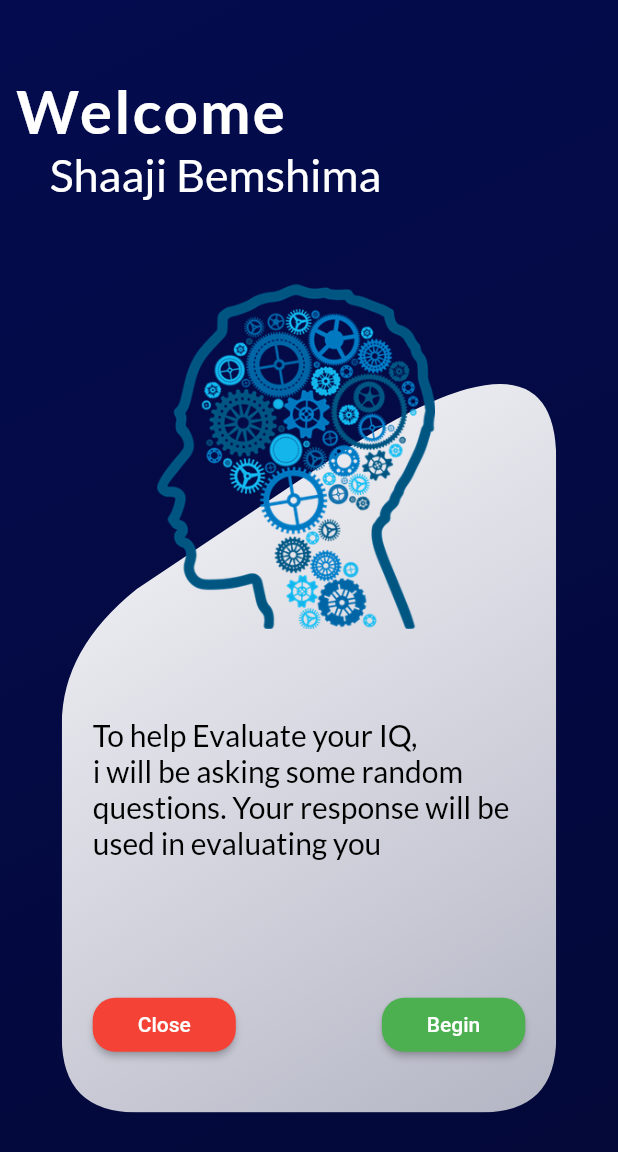
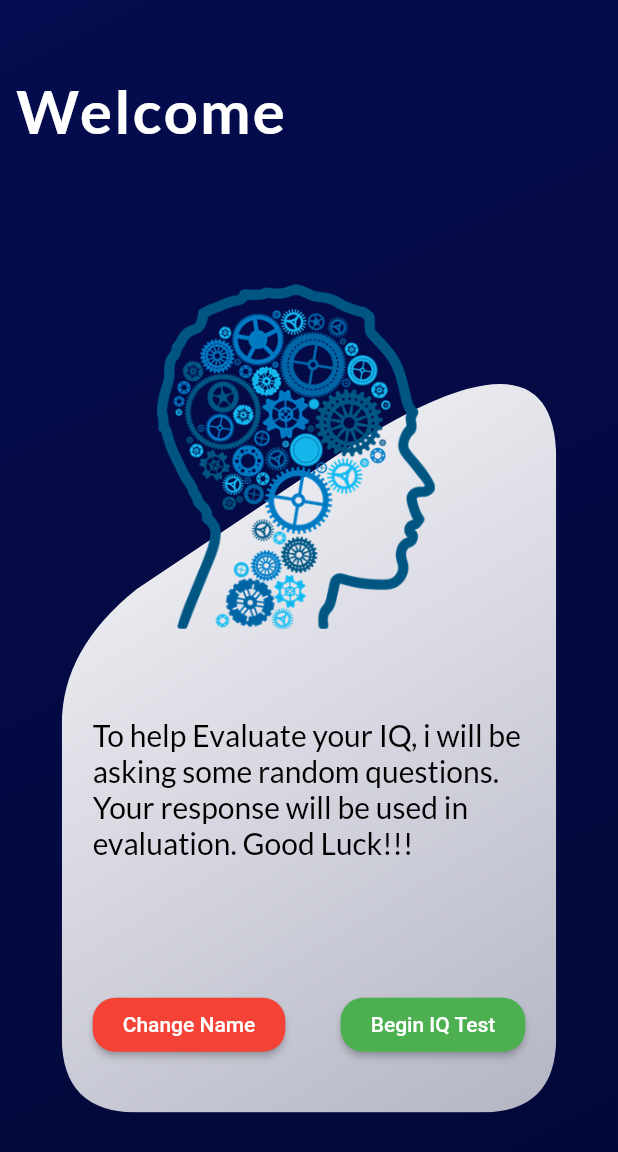
Before and after one commit to hngi/avengers-stage-2-mobile, a Flutter app: the HomeScreen screen opened directly, on a phone screen of 412 x 824 dp. Shown: the top 1152 px of the screen. Run offline on Flutter 3.47's test engine with Material 2 defaults, Android fonts, the phone set to English and light mode, and no system bars; our stand-ins replace shared_preferences; missing offline and left inert: flutter_circular_chart; accounts and stored records are empty; Roboto replaces fonts that are missing (Loto).

Commit message:
Added Home Screen

```diff
--- a/brainy/lib/page/home.dart
+++ b/brainy/lib/page/home.dart
@@ -1,15 +1,37 @@
+import 'dart:math' as math;
 import 'package:brainy/page/questions_page.dart';
+import 'package:brainy/page/welcome.dart';
 import 'package:brainy/theme/theme.dart';
 import 'package:flutter/material.dart';
+import 'package:shared_preferences/shared_preferences.dart';
 
-class HomeScreen extends StatelessWidget {
-  route({routeTo, context}) {
+
+
+class HomeScreen extends StatefulWidget {
+
+  @override
+  _HomeScreenState createState() => _HomeScreenState();
+}
+
+class _HomeScreenState extends State<HomeScreen> {
+  String name;
+  SharedPreferences sharedPrefs;
+@override
+void initState() {
+  super.initState();
+  SharedPreferences.getInstance().then((prefs) {
+    setState(() => sharedPrefs = prefs);
+  });
+}
+
+  route({routeTo, context}) async{
     if (routeTo == "welcome") {
       Navigator.of(context).pushReplacement(MaterialPageRoute(
-          builder: (ctx) => QuestionsPage(username: "username")));
+          builder: (ctx) => WelcomeScreen()));
     } else if (routeTo == "IQTest") {
+      SharedPreferences pref = await SharedPreferences.getInstance();
       Navigator.of(context).pushReplacement(MaterialPageRoute(
-          builder: (ctx) => QuestionsPage(username: "username")));
+          builder: (ctx) => QuestionsPage(username: pref.getString("username"))));
     }else{
       // alert no route found
     }
@@ -18,6 +40,7 @@ class HomeScreen extends StatelessWidget {
   @override
   Widget build(BuildContext context) {
     final mediaQuery = MediaQuery.of(context);
+
     return Scaffold(
       body: Container(
         decoration: BoxDecoration(gradient: gradientBg),
@@ -34,7 +57,7 @@ class HomeScreen extends StatelessWidget {
                   text: "Welcome",
                   style: Theme.of(context).textTheme.headline1),
               TextSpan(
-                  text: "\n \t\t Shaaji Bemshima",
+                  text: "\n \t\t ${sharedPrefs==null? '' : sharedPrefs.getString("username")}",
                   style: Theme.of(context).textTheme.headline2),
             ])),
           ),
@@ -61,10 +84,14 @@ class HomeScreen extends StatelessWidget {
           Positioned(
             top: mediaQuery.size.height * .23,
             left: mediaQuery.size.width * .2,
-            child: Image(
-              width: 230,
-              height: 230,
-              image: ExactAssetImage("assets/brain.png"),
+            child: Transform(
+              alignment: Alignment.center,
+               transform: Matrix4.rotationY(math.pi),
+                          child: Image(
+                width: 230,
+                height: 230,
+                image: ExactAssetImage("assets/brain.png"),
+              ),
             ),
           ),
           Positioned(
@@ -76,7 +103,7 @@ class HomeScreen extends StatelessWidget {
               children: <Widget>[
                 Center(
                   child: Text(
-                    "To help Evaluate your IQ,\ni will be asking some random questions. Your response will be used in evaluating you",
+                    "To help Evaluate your IQ, i will be asking some random questions. Your response will be used in evaluation. Good Luck!!!",
                     style: TextStyle(
                         color: Colors.black, fontSize: 20, fontFamily: 'Lato'),
                   ),
@@ -95,23 +122,23 @@ class HomeScreen extends StatelessWidget {
                 RaisedButton(
                   color: Theme.of(context).colorScheme.error,
                   textColor: Theme.of(context).colorScheme.secondary,
-                  padding: EdgeInsets.symmetric(horizontal: 30),
+                  padding: EdgeInsets.symmetric(horizontal: 20),
                   shape: RoundedRectangleBorder(
                     borderRadius: BorderRadius.circular(15),
                   ),
                   onPressed: ()=>route(routeTo: "welcome", context: context),
-                  child: Text("Close"),
+                  child: Text("Change Name"),
                 ),
                 RaisedButton(
 
                   color: Colors.green,
                   textColor: Theme.of(context).colorScheme.secondary,
-                  padding: EdgeInsets.symmetric(horizontal: 30),
+                  padding: EdgeInsets.symmetric(horizontal: 20),
                   shape: RoundedRectangleBorder(
                     borderRadius: BorderRadius.circular(15),
                   ),
                   onPressed: ()=>route(routeTo: "IQTest", context: context),
-                  child: Text("Begin"),
+                  child: Text("Begin IQ Test"),
                 ),
               ],
             ),
--- a/brainy/lib/page/result.dart
+++ b/brainy/lib/page/result.dart
@@ -1,7 +1,7 @@
 import 'dart:ui';
 
 import 'package:brainy/page/about_app.dart';
-import 'package:brainy/page/welcome.dart';
+import 'package:brainy/page/home.dart';
 import 'package:flutter/material.dart';
 import 'package:flutter_circular_chart/flutter_circular_chart.dart';
 
@@ -27,6 +27,7 @@ class _ResultPageState extends State<ResultPage> {
 
   @override
   void initState() {
+    print("The total Score am getting is : ${widget.totalScore}");
     correctScorePer = (widget.correctScore / widget.totalScore) * 150.0;
 
     wrongScorePer = (widget.wrongScore / widget.totalScore) * 150.0;
@@ -137,7 +138,7 @@ class _ResultPageState extends State<ResultPage> {
                           Navigator.of(context).pushReplacement(
                               MaterialPageRoute(
                                   builder: (BuildContext context) =>
-                                      (WelcomeScreen())));
+                                      (HomeScreen())));
                         },
                         child: Container(
                           width: MediaQuery.of(context).size.width * .9,
```
Also changed, not shown: brainy/lib/page/welcome.dart (+8 -2 lines), 9 other files.
